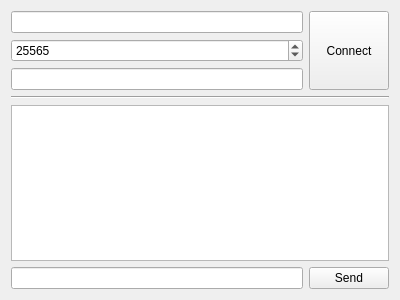
This is Sketches/Chat/MainWindow.ui in tehme/Outlaw as Qt 5 draws it before an edit. The edited form follows.
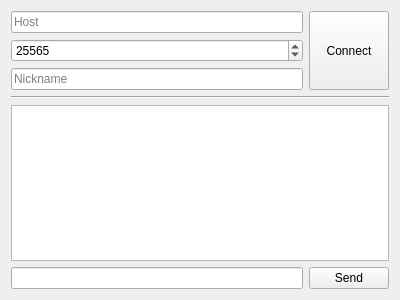
This is the edited form.

Commit message: Sketches/Chat: MainWindow: added placeholder text for host and nickname line edits.

Patch:
```diff
--- a/Sketches/Chat/MainWindow.ui
+++ b/Sketches/Chat/MainWindow.ui
@@ -33,10 +33,18 @@
      </widget>
     </item>
     <item row="0" column="0">
-     <widget class="QLineEdit" name="hostLineEdit"/>
+     <widget class="QLineEdit" name="hostLineEdit">
+      <property name="placeholderText">
+       <string>Host</string>
+      </property>
+     </widget>
     </item>
     <item row="2" column="0">
-     <widget class="QLineEdit" name="nameLineEdit"/>
+     <widget class="QLineEdit" name="nameLineEdit">
+      <property name="placeholderText">
+       <string>Nickname</string>
+      </property>
+     </widget>
     </item>
     <item row="0" column="1" rowspan="3">
      <widget class="QPushButton" name="connectButton">
```
